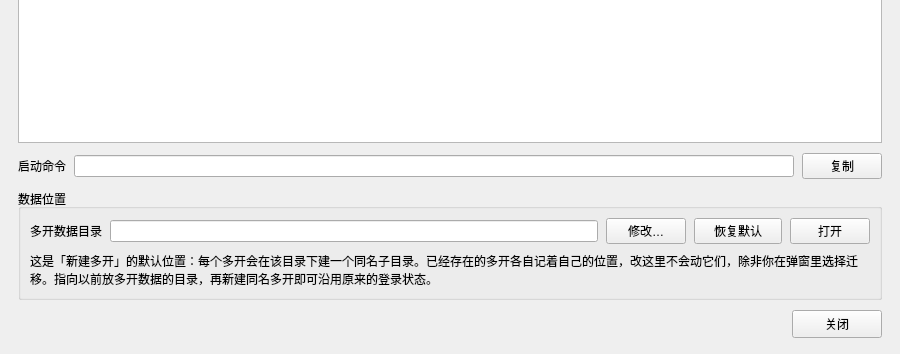
BlueGhostJ/BG_Assistant, file chromemultiopenform.ui: the form before one commit; both pictures show x 0 to 900 and y 246 to 600 of the 900 by 600 pixel window.
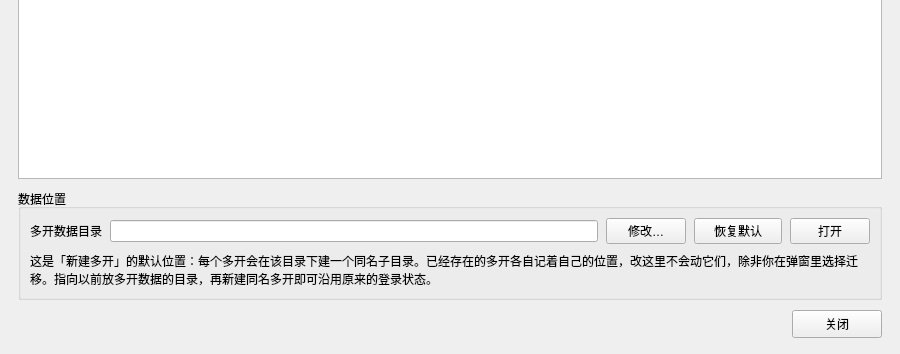
The form after the commit.

Commit message:
chore(chrome): 界面去掉启动命令展示
- 管理窗口删掉「启动命令」整行（含复制按钮），新建/编辑对话框删掉命令预览行
- 随之删掉不再使用的 commandLine() 与引号辅助函数，避免死代码
- README、BUILD 里相关描述同步调整

```diff
--- a/chromemultiopenform.ui
+++ b/chromemultiopenform.ui
@@ -166,40 +166,6 @@
      </property>
     </widget>
    </item>
-   <item>
-    <layout class="QHBoxLayout" name="commandLayout">
-     <property name="spacing">
-      <number>8</number>
-     </property>
-     <item>
-      <widget class="QLabel" name="commandTitleLabel">
-       <property name="text">
-        <string>启动命令</string>
-       </property>
-      </widget>
-     </item>
-     <item>
-      <widget class="QLineEdit" name="commandEdit">
-       <property name="readOnly">
-        <bool>true</bool>
-       </property>
-      </widget>
-     </item>
-     <item>
-      <widget class="QPushButton" name="copyCommandButton">
-       <property name="minimumSize">
-        <size>
-         <width>64</width>
-         <height>26</height>
-        </size>
-       </property>
-       <property name="text">
-        <string>复制</string>
-       </property>
-      </widget>
-     </item>
-    </layout>
-   </item>
    <item>
     <widget class="QGroupBox" name="dataGroupBox">
      <property name="title">
```
The commit also changes 9 other files.
